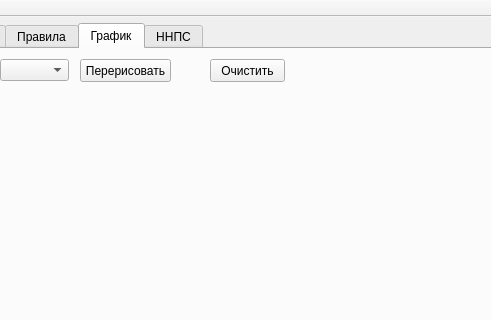
kmi9work/Fires, file FP_worth/FP_worth/fpworth.ui: the form before one commit; both pictures show x 413 to 904 and y 0 to 320 of the 1024 by 638 pixel window.
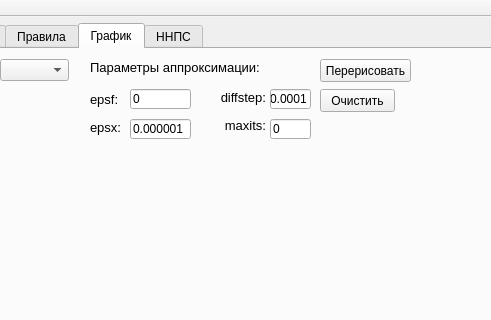
The form after the commit. The open tabs and pages were chosen to show the change.

```diff
--- a/FP_worth/FP_worth/fpworth.ui
+++ b/FP_worth/FP_worth/fpworth.ui
@@ -1622,9 +1622,9 @@
          <property name="geometry">
           <rect>
            <x>10</x>
-           <y>40</y>
+           <y>90</y>
            <width>1001</width>
-           <height>511</height>
+           <height>461</height>
           </rect>
          </property>
         </widget>
@@ -1644,7 +1644,7 @@
         <widget class="QPushButton" name="lvarPlotButton">
          <property name="geometry">
           <rect>
-           <x>480</x>
+           <x>720</x>
            <y>10</y>
            <width>91</width>
            <height>23</height>
@@ -1685,8 +1685,8 @@
         <widget class="QPushButton" name="clearPlotButton">
          <property name="geometry">
           <rect>
-           <x>610</x>
-           <y>10</y>
+           <x>720</x>
+           <y>40</y>
            <width>75</width>
            <height>23</height>
           </rect>
@@ -1695,6 +1695,154 @@
           <string>Очистить</string>
          </property>
         </widget>
+        <widget class="QLabel" name="label_12">
+         <property name="geometry">
+          <rect>
+           <x>490</x>
+           <y>10</y>
+           <width>171</width>
+           <height>16</height>
+          </rect>
+         </property>
+         <property name="font">
+          <font>
+           <pointsize>10</pointsize>
+          </font>
+         </property>
+         <property name="text">
+          <string>Параметры аппроксимации:</string>
+         </property>
+        </widget>
+        <widget class="QLabel" name="label_13">
+         <property name="geometry">
+          <rect>
+           <x>620</x>
+           <y>40</y>
+           <width>46</width>
+           <height>16</height>
+          </rect>
+         </property>
+         <property name="font">
+          <font>
+           <pointsize>10</pointsize>
+          </font>
+         </property>
+         <property name="text">
+          <string>diffstep:</string>
+         </property>
+         <property name="alignment">
+          <set>Qt::AlignRight|Qt::AlignTrailing|Qt::AlignVCenter</set>
+         </property>
+        </widget>
+        <widget class="QLineEdit" name="diffstepEdit">
+         <property name="geometry">
+          <rect>
+           <x>670</x>
+           <y>40</y>
+           <width>41</width>
+           <height>20</height>
+          </rect>
+         </property>
+         <property name="text">
+          <string>0.0001</string>
+         </property>
+        </widget>
+        <widget class="QLabel" name="label_14">
+         <property name="geometry">
+          <rect>
+           <x>490</x>
+           <y>40</y>
+           <width>31</width>
+           <height>20</height>
+          </rect>
+         </property>
+         <property name="font">
+          <font>
+           <pointsize>10</pointsize>
+          </font>
+         </property>
+         <property name="text">
+          <string>epsf:</string>
+         </property>
+        </widget>
+        <widget class="QLineEdit" name="epsfEdit">
+         <property name="geometry">
+          <rect>
+           <x>530</x>
+           <y>40</y>
+           <width>61</width>
+           <height>20</height>
+          </rect>
+         </property>
+         <property name="text">
+          <string>0</string>
+         </property>
+        </widget>
+        <widget class="QLabel" name="label_15">
+         <property name="geometry">
+          <rect>
+           <x>490</x>
+           <y>70</y>
+           <width>31</width>
+           <height>16</height>
+          </rect>
+         </property>
+         <property name="font">
+          <font>
+           <pointsize>10</pointsize>
+          </font>
+         </property>
+         <property name="text">
+          <string>epsx:</string>
+         </property>
+        </widget>
+        <widget class="QLineEdit" name="epsxEdit">
+         <property name="geometry">
+          <rect>
+           <x>530</x>
+           <y>70</y>
+           <width>61</width>
+           <height>20</height>
+          </rect>
+         </property>
+         <property name="text">
+          <string>0.000001</string>
+         </property>
+        </widget>
+        <widget class="QLabel" name="label_16">
+         <property name="geometry">
+          <rect>
+           <x>620</x>
+           <y>70</y>
+           <width>46</width>
+           <height>13</height>
+          </rect>
+         </property>
+         <property name="font">
+          <font>
+           <pointsize>10</pointsize>
+          </font>
+         </property>
+         <property name="text">
+          <string>maxits:</string>
+         </property>
+         <property name="alignment">
+          <set>Qt::AlignRight|Qt::AlignTrailing|Qt::AlignVCenter</set>
+         </property>
+        </widget>
+        <widget class="QLineEdit" name="maxitsEdit">
+         <property name="geometry">
+          <rect>
+           <x>670</x>
+           <y>70</y>
+           <width>41</width>
+           <height>20</height>
+          </rect>
+         </property>
+         <property name="text">
+          <string>0</string>
+         </property>
+        </widget>
        </widget>
        <widget class="QWidget" name="tab_7">
         <attribute name="title">
```
Left out of the diff: 2 changed lines with no effect on the pictures.
